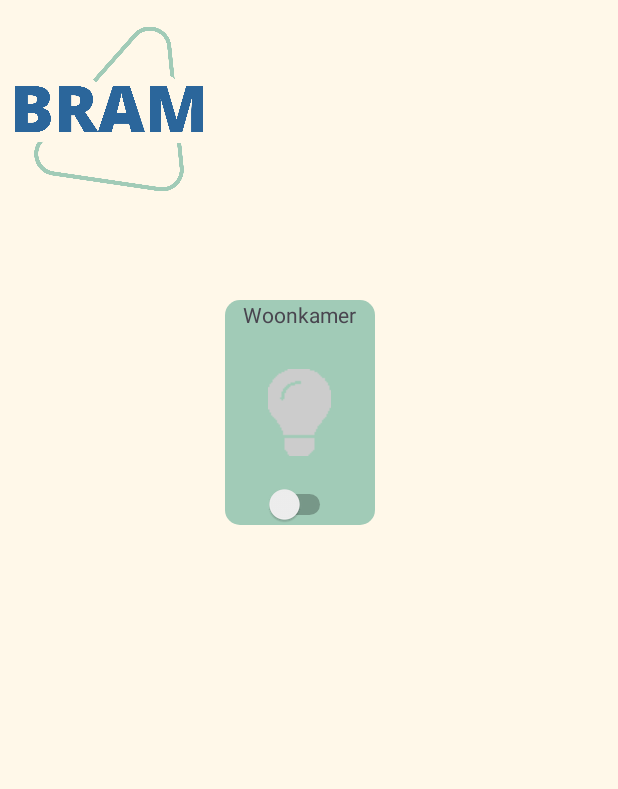
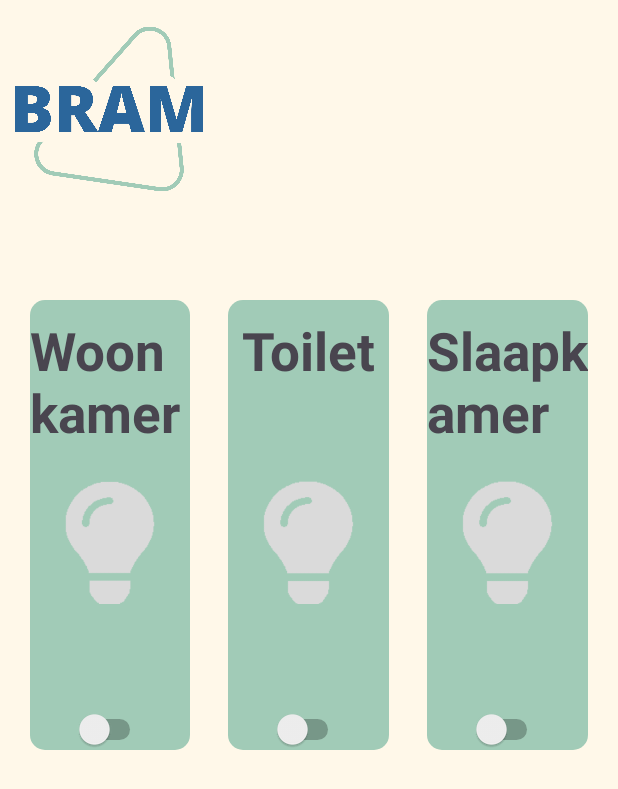
Before and after one commit to 6028083/BRAM, an Android app: the screen it shows after launch (MainActivity), on a phone screen of 412 x 824 dp. Shown: the top 789 px of the screen. Run offline under Robolectric (Android 15) with nearby library versions, the phone set to English and light mode, and no system bars.

Commit message:
3 lampen, 1 werkend

```diff
--- a/app/src/main/res/layout/activity_main.xml
+++ b/app/src/main/res/layout/activity_main.xml
@@ -13,14 +13,16 @@
         android:contentDescription="Achtergrond"
         android:src="@drawable/costum_background"
         app:layout_constraintStart_toStartOf="parent"
-       tools:layout_editor_absoluteY="-74dp"></ImageView>
+        app:layout_constraintTop_toTopOf="parent"></ImageView>
+
+
 
     <ImageView
         android:id="@+id/logoImageView"
         android:layout_width="125dp"
         android:layout_height="125dp"
-       android:layout_alignParentStart="true"
-       android:layout_alignParentTop="true"
+        android:layout_alignParentStart="false"
+        android:layout_alignParentTop="false"
         android:layout_marginStart="10dp"
         android:layout_marginTop="10dp"
         android:contentDescription="Logo van mijn app"
@@ -28,20 +30,32 @@
         app:layout_constraintStart_toStartOf="parent"
         app:layout_constraintTop_toTopOf="parent" />
 
-    <FrameLayout
-        android:layout_width="100dp"
-        android:layout_height="150dp"
-        android:layout_marginStart="150dp"
+    <LinearLayout
+        android:layout_width="match_parent"
+        android:layout_height="wrap_content"
+        android:layout_marginStart="20dp"
         android:layout_marginTop="200dp"
-        android:background="@drawable/square_background"
+        android:layout_marginEnd="20dp"
+        android:orientation="horizontal"
+        app:layout_constraintEnd_toEndOf="parent"
         app:layout_constraintStart_toStartOf="parent"
         app:layout_constraintTop_toTopOf="parent">
+
+        <FrameLayout
+            android:layout_width="0dp"
+            android:layout_height="300dp"
+            android:layout_marginEnd="20dp"
+            android:layout_weight="1"
+            android:background="@drawable/square_background">
 
             <TextView
                 android:layout_width="wrap_content"
                 android:layout_height="wrap_content"
                 android:layout_gravity="center_horizontal|top"
-            android:text="Woonkamer" />
+                android:text="Woonkamer"
+                android:layout_marginTop="10dp"
+                android:textSize="35sp"
+                android:textStyle="bold"/>
 
             <ImageView
                 android:id="@+id/image_view"
@@ -54,9 +68,74 @@
                 android:id="@+id/switch_button"
                 android:layout_width="wrap_content"
                 android:layout_height="wrap_content"
+                android:layout_gravity="center_horizontal|bottom"
                 android:layout_marginTop="110dp"
-            android:layout_gravity="center_horizontal|bottom"
                 android:checked="false" />
         </FrameLayout>
 
+        <FrameLayout
+            android:layout_width="0dp"
+            android:layout_height="300dp"
+            android:layout_marginStart="5dp"
+            android:layout_marginEnd="5dp"
+            android:layout_weight="1"
+            android:background="@drawable/square_background">
+
+            <TextView
+                android:layout_width="wrap_content"
+                android:layout_height="wrap_content"
+                android:layout_gravity="center_horizontal|top"
+                android:text="Toilet"
+                android:layout_marginTop="10dp"
+                android:textSize="35sp"
+                android:textStyle="bold"/>
+
+            <ImageView
+                android:id="@+id/image_view_2"
+                android:layout_width="wrap_content"
+                android:layout_height="wrap_content"
+                android:layout_gravity="center_horizontal|center"
+                android:src="@drawable/switch_selector" />
+
+            <Switch
+                android:id="@+id/switch_button_2"
+                android:layout_width="wrap_content"
+                android:layout_height="wrap_content"
+                android:layout_gravity="center_horizontal|bottom"
+                android:layout_marginTop="110dp"
+                android:checked="false" />
+        </FrameLayout>
+
+        <FrameLayout
+            android:layout_width="0dp"
+            android:layout_height="300dp"
+            android:layout_marginStart="20dp"
+            android:layout_weight="1"
+            android:background="@drawable/square_background">
+
+            <TextView
+                android:layout_width="wrap_content"
+                android:layout_height="wrap_content"
+                android:layout_gravity="center_horizontal|top"
+                android:text="Slaapkamer"
+                android:layout_marginTop="10dp"
+                android:textSize="35sp"
+                android:textStyle="bold"/>
+
+            <ImageView
+                android:id="@+id/image_view_3"
+                android:layout_width="wrap_content"
+                android:layout_height="wrap_content"
+                android:layout_gravity="center_horizontal|center"
+                android:src="@drawable/switch_selector" />
+
+            <Switch
+                android:id="@+id/switch_button_3"
+                android:layout_width="wrap_content"
+                android:layout_height="wrap_content"
+                android:layout_gravity="center_horizontal|bottom"
+                android:layout_marginTop="110dp"
+                android:checked="false" />
+        </FrameLayout>
+    </LinearLayout>
 </androidx.constraintlayout.widget.ConstraintLayout>
```
Also changed, not shown: app/src/main/res/drawable/lamp_aan.png, app/src/main/res/drawable/lamp_uit.png. Lines whose indentation alone changed are shown as unchanged.
